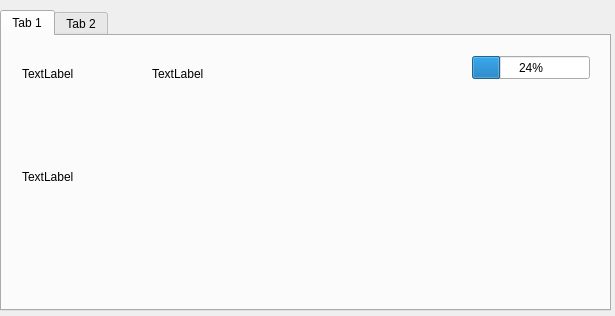
Alex-BusNet/ProjectHiawatha, file ProjectHiawatha/techtree.ui: the form before one commit.
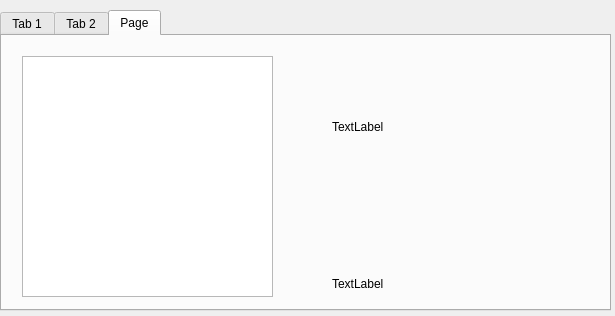
The form after the commit.

Commit message:
Tech Tree UI changes and new sound effects
Added rest of techs to tech tree ui. Sound effect now plays when a unit
dies

Diff of the .ui file:
```diff
--- a/ProjectHiawatha/techtree.ui
+++ b/ProjectHiawatha/techtree.ui
@@ -23,7 +23,7 @@
     </rect>
    </property>
    <property name="currentIndex">
-    <number>0</number>
+    <number>2</number>
    </property>
    <widget class="QWidget" name="tab">
     <attribute name="title">
@@ -126,6 +126,47 @@
      </property>
     </widget>
    </widget>
+   <widget class="QWidget" name="tab_3">
+    <attribute name="title">
+     <string>Page</string>
+    </attribute>
+    <widget class="QListWidget" name="listWidget">
+     <property name="geometry">
+      <rect>
+       <x>20</x>
+       <y>20</y>
+       <width>251</width>
+       <height>241</height>
+      </rect>
+     </property>
+    </widget>
+    <widget class="QLabel" name="Cost">
+     <property name="geometry">
+      <rect>
+       <x>330</x>
+       <y>240</y>
+       <width>151</width>
+       <height>16</height>
+      </rect>
+     </property>
+     <property name="text">
+      <string>TextLabel</string>
+     </property>
+    </widget>
+    <widget class="QLabel" name="pic">
+     <property name="geometry">
+      <rect>
+       <x>330</x>
+       <y>20</y>
+       <width>231</width>
+       <height>141</height>
+      </rect>
+     </property>
+     <property name="text">
+      <string>TextLabel</string>
+     </property>
+    </widget>
+   </widget>
   </widget>
  </widget>
  <resources/>
```
The commit also changes 3 other files.
